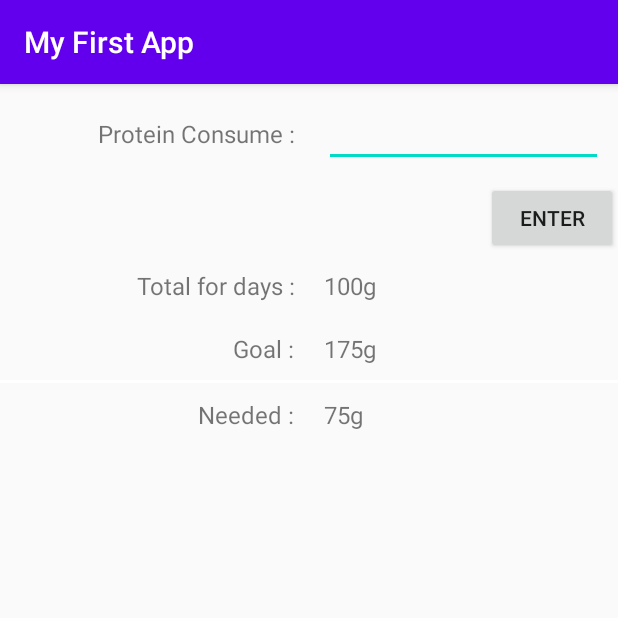
After one commit to jason-si181/Progmob-2020, an Android app: the TrackerActivity screen opened directly, with no data from a screen before it, on a phone screen of 412 x 824 dp, the top half of it. The commit adds this screen. Run offline under Robolectric (Android 15) with nearby library versions, the phone set to English and light mode, and no system bars.

Commit message:
Tugas 2 Activity dan Layout
Progmob Activity Tracker Done

```diff
--- a/app/src/main/AndroidManifest.xml
+++ b/app/src/main/AndroidManifest.xml
@@ -9,7 +9,8 @@
         android:roundIcon="@mipmap/ic_launcher_round"
         android:supportsRtl="true"
         android:theme="@style/AppTheme">
-        <activity android:name=".HelpActivity"></activity>
+        <activity android:name=".TrackerActivity"></activity>
+        <activity android:name=".HelpActivity" />
         <activity android:name=".MainActivity">
             <intent-filter>
                 <action android:name="android.intent.action.MAIN" />
--- a/app/src/main/java/com/example/myfirstapp/MainActivity.java
+++ b/app/src/main/java/com/example/myfirstapp/MainActivity.java
@@ -22,6 +22,7 @@ public class MainActivity extends AppCompatActivity {
         Button myBtn = (Button)findViewById(R.id.button1);
         final EditText myEditText = (EditText)findViewById(R.id.editText1);
         Button btnHelp = (Button)findViewById((R.id.btnHelp));
+        Button btnTracker = (Button)findViewById(R.id.btnTracker);
 
         //Action
         txtView.setText(R.string.text_hello_world);
@@ -44,5 +45,12 @@ public class MainActivity extends AppCompatActivity {
                 startActivity(intent);
             }
         });
+        btnTracker.setOnClickListener(new View.OnClickListener() {
+            @Override
+            public void onClick(View v) {
+                Intent intent = new Intent(MainActivity.this,TrackerActivity.class);
+                startActivity(intent);
+            }
+        });
     }
 }
--- /dev/null
+++ b/app/src/main/java/com/example/myfirstapp/TrackerActivity.java
@@ -0,0 +1,14 @@
+package com.example.myfirstapp;
+
+import androidx.appcompat.app.AppCompatActivity;
+
+import android.os.Bundle;
+
+public class TrackerActivity extends AppCompatActivity {
+
+    @Override
+    protected void onCreate(Bundle savedInstanceState) {
+        super.onCreate(savedInstanceState);
+        setContentView(R.layout.activity_tracker);
+    }
+}
--- a/app/src/main/res/layout/activity_main.xml
+++ b/app/src/main/res/layout/activity_main.xml
@@ -55,4 +55,16 @@
         app:layout_constraintTop_toBottomOf="@+id/button1"
         app:layout_constraintVertical_bias="0.057" />
 
+    <Button
+        android:id="@+id/btnTracker"
+        android:layout_width="wrap_content"
+        android:layout_height="wrap_content"
+        android:text="Tugas 2 : Tracker Layout"
+        app:layout_constraintBottom_toBottomOf="parent"
+        app:layout_constraintEnd_toEndOf="parent"
+        app:layout_constraintHorizontal_bias="0.498"
+        app:layout_constraintStart_toStartOf="parent"
+        app:layout_constraintTop_toBottomOf="@+id/btnHelp"
+        app:layout_constraintVertical_bias="0.12" />
+
 </androidx.constraintlayout.widget.ConstraintLayout>
--- /dev/null
+++ b/app/src/main/res/layout/activity_tracker.xml
@@ -0,0 +1,106 @@
+<?xml version="1.0" encoding="utf-8"?>
+<LinearLayout xmlns:android="http://schemas.android.com/apk/res/android"
+    android:layout_width="match_parent"
+    android:layout_height="match_parent"
+    android:orientation="vertical">
+
+    <LinearLayout
+        android:layout_width="fill_parent"
+        android:layout_height="wrap_content">
+        <TextView
+            android:id="@+id/textView1"
+            android:layout_width="fill_parent"
+            android:layout_height="wrap_content"
+            android:layout_weight="1"
+            android:gravity="right"
+            android:text="Protein Consume :"
+            android:textSize="16sp"
+            android:layout_margin="10dp"/>
+        <EditText
+            android:id="@+id/editText1"
+            android:layout_width="fill_parent"
+            android:layout_height="wrap_content"
+            android:layout_weight="1"
+            android:ems="10"
+            android:layout_margin="10dp">
+            <requestFocus android:layout_width="wrap_content"/>
+        </EditText>
+    </LinearLayout>
+    <LinearLayout
+        android:layout_width="fill_parent"
+        android:layout_height="wrap_content"
+        android:gravity="right">
+        <Button
+            android:id="@+id/button1"
+            android:layout_width="wrap_content"
+            android:layout_height="wrap_content"
+            android:text="Enter"/>
+    </LinearLayout>
+    <LinearLayout
+        android:layout_width="fill_parent"
+        android:layout_height="wrap_content">
+        <TextView
+            android:id="@+id/textView2"
+            android:layout_width="fill_parent"
+            android:layout_height="wrap_content"
+            android:text="Total for days :"
+            android:layout_weight="1"
+            android:textSize="16sp"
+            android:layout_margin="10dp"
+            android:gravity="right"/>
+        <TextView
+            android:id="@+id/textView3"
+            android:layout_width="fill_parent"
+            android:layout_weight="1"
+            android:layout_height="wrap_content"
+            android:text="100g"
+            android:textSize="16sp"
+            android:layout_margin="10dp"/>
+    </LinearLayout>
+    <LinearLayout
+        android:layout_width="match_parent"
+        android:layout_height="wrap_content">
+        <TextView
+            android:id="@+id/TextView01"
+            android:layout_width="fill_parent"
+            android:layout_height="wrap_content"
+            android:layout_margin="10dp"
+            android:layout_weight="1"
+            android:gravity="right"
+            android:text="Goal :"
+            android:textSize="16sp"/>
+        <TextView
+            android:id="@+id/TextView02"
+            android:layout_width="fill_parent"
+            android:layout_height="wrap_content"
+            android:layout_margin="10dp"
+            android:layout_weight="1"
+            android:text="175g"
+            android:textSize="16sp"/>
+    </LinearLayout>
+    <LinearLayout
+        android:layout_width="match_parent"
+        android:layout_height="2dip"
+        android:background="@android:color/white"/>
+    <LinearLayout
+        android:layout_width="match_parent"
+        android:layout_height="wrap_content">
+        <TextView
+            android:id="@+id/TextView04"
+            android:layout_width="fill_parent"
+            android:layout_height="wrap_content"
+            android:layout_margin="10dp"
+            android:layout_weight="1"
+            android:gravity="right"
+            android:text="Needed :"
+            android:textSize="16sp"/>
+        <TextView
+            android:id="@+id/TextView03"
+            android:layout_width="fill_parent"
+            android:layout_height="wrap_content"
+            android:layout_margin="10dp"
+            android:layout_weight="1"
+            android:text="75g"
+            android:textSize="16sp"/>
+    </LinearLayout>
+</LinearLayout>
```
